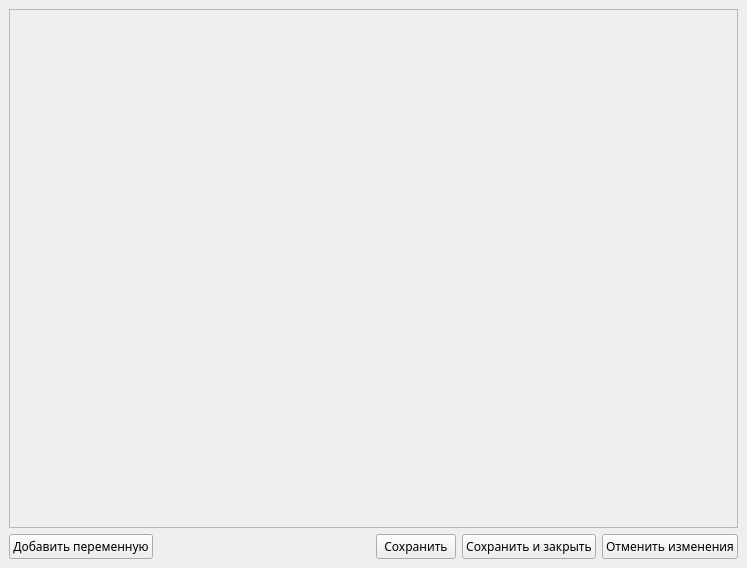
p4st1/AppForCommercialRequests, file ui/paramsGui.ui: the form before one commit.
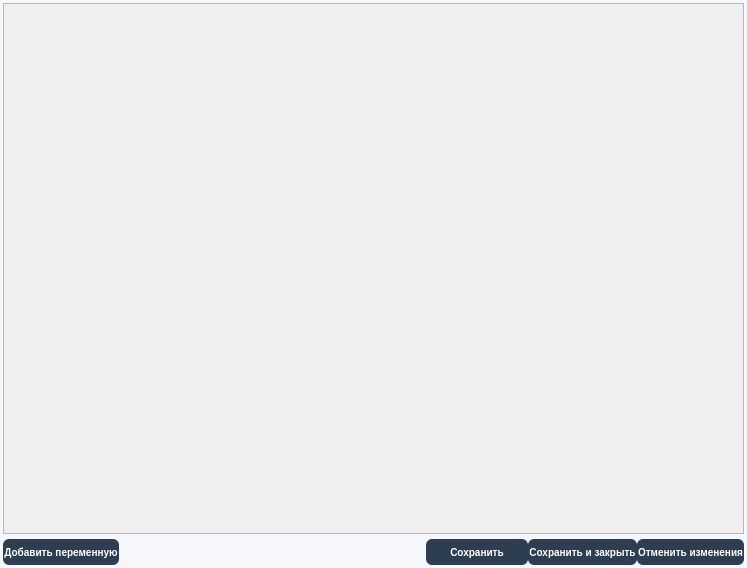
The form after the commit. Icons and pictures are not drawn.

```diff
--- a/ui/paramsGui.ui
+++ b/ui/paramsGui.ui
@@ -18,10 +18,519 @@
   <property name="windowTitle">
    <string>Переменные</string>
   </property>
+  <property name="styleSheet">
+   <string notr="true">QMainWindow {
+    background-color: #f5f7fa;
+}
+
+/* ===== ЦЕНТРАЛЬНЫЙ ВИДЖЕТ ===== */
+QWidget#centralWidget {
+    background-color: #f5f7fa;
+    padding: 15px;
+}
+
+QPushButton {
+    background-color: #2c3e50;
+    color: white;
+    border: none;
+    padding: 1px 1px;
+    border-radius: 6px;
+    font-weight: 600;
+    font-size: 10px;
+    min-height: 24px;
+    min-width: 100px;
+}
+
+QPushButton:hover {
+    background-color: #34495e;
+    border: 1px solid #2c3e50;
+}
+
+QPushButton:pressed {
+    background-color: #1a252f;
+}</string>
+  </property>
   <widget class="QWidget" name="centralwidget">
    <layout class="QVBoxLayout" name="verticalLayout">
+    <property name="spacing">
+     <number>0</number>
+    </property>
+    <property name="leftMargin">
+     <number>3</number>
+    </property>
+    <property name="topMargin">
+     <number>3</number>
+    </property>
+    <property name="rightMargin">
+     <number>3</number>
+    </property>
+    <property name="bottomMargin">
+     <number>3</number>
+    </property>
     <item>
      <widget class="QScrollArea" name="scrollArea">
+      <property name="styleSheet">
+       <string notr="true">QMainWindow {
+    background-color: #f5f7fa;
+}
+
+/* ===== ЦЕНТРАЛЬНЫЙ ВИДЖЕТ ===== */
+QWidget#centralWidget {
+    background-color: #f5f7fa;
+    padding: 15px;
+}
+
+/* ===== ТАБЛИЦА (Основной виджет) ===== */
+QTableWidget {
+    background-color: #ffffff;
+    gridline-color: #dee2e6;
+    border: 1px solid #dee2e6;
+    border-radius: 10px;
+    font-family: 'Inter';
+    font-size: 12px;
+    selection-background-color: #e3f2fd;
+    selection-color: #1565c0;
+    alternate-background-color: #f8f9fa;
+    padding: 2px;
+}
+
+/* Заголовки столбцов таблицы */
+QHeaderView::section {
+    background-color: #2c3e50;
+    color: white;
+    padding: 12px 15px;
+    border: none;
+    font-weight: 600;
+    font-size: 13px;
+    border-right: 1px solid #34495e;
+    border-bottom: 2px solid #1a252f;
+    text-align: left;
+}
+
+QHeaderView::section:first {
+    border-top-left-radius: 9px;
+    padding-left: 20px;
+}
+
+QHeaderView::section:last {
+    border-top-right-radius: 9px;
+    border-right: none;
+}
+
+/* Ячейки таблицы */
+QTableWidget::item {
+    padding: 10px 15px;
+    border-bottom: 1px solid #f1f3f5;
+}
+
+/* Чередование строк таблицы */
+QTableWidget::item:nth-child(even) {
+    background-color: #f8f9fa;
+}
+
+QTableWidget::item:nth-child(odd) {
+    background-color: #ffffff;
+}
+
+/* Выделенная строка */
+QTableWidget::item:selected {
+    background-color: #e3f2fd;
+    color: #1565c0;
+    font-weight: 500;
+    border-left: 3px solid #2196f3;
+}
+
+
+
+/* Кнопки действий */
+QPushButton#addButton {
+    background-color: #27ae60;
+}
+
+QPushButton#addButton:hover {
+    background-color: #2ecc71;
+}
+
+QPushButton#deleteButton {
+    background-color: #e74c3c;
+}
+
+QPushButton#deleteButton:hover {
+    background-color: #c0392b;
+}
+
+QPushButton#editButton {
+    background-color: #3498db;
+}
+
+QPushButton#editButton:hover {
+    background-color: #2980b9;
+}
+
+QPushButton#exportButton {
+    background-color: #9b59b6;
+}
+
+QPushButton#exportButton:hover {
+    background-color: #8e44ad;
+}
+
+/* ===== ПАНЕЛЬ ИНСТРУМЕНТОВ ===== */
+QToolBar {
+    background-color: #2c3e50;
+    border: none;
+    padding: 5px;
+    spacing: 10px;
+    border-bottom: 2px solid #1a252f;
+}
+
+QToolBar QToolButton {
+    background-color: transparent;
+    color: white;
+    padding: 8px;
+    border-radius: 4px;
+}
+
+QToolBar QToolButton:hover {
+    background-color: rgba(255, 255, 255, 0.1);
+}
+
+QToolBar QToolButton:pressed {
+    background-color: rgba(255, 255, 255, 0.2);
+}
+
+/* ===== СТАТУС БАР ===== */
+QStatusBar {
+    background-color: #2c3e50;
+    color: white;
+    font-size: 11px;
+    padding: 8px 15px;
+    border-top: 1px solid #34495e;
+}
+
+QStatusBar QLabel {
+    color: white;
+    padding: 0 10px;
+}
+
+/* ===== МЕНЮ БАР ===== */
+QMenuBar {
+    background-color: #2c3e50;
+    color: white;
+    border-bottom: 2px solid #1a252f;
+}
+
+QMenuBar::item {
+    background-color: transparent;
+    padding: 8px 15px;
+    border-radius: 4px;
+}
+
+QMenuBar::item:selected {
+    background-color: rgba(255, 255, 255, 0.1);
+}
+
+QMenuBar::item:pressed {
+    background-color: rgba(255, 255, 255, 0.2);
+}
+
+QMenu {
+    background-color: #2c3e50;
+    color: white;
+    border: 1px solid #34495e;
+    border-radius: 6px;
+    padding: 5px;
+}
+
+QMenu::item {
+    padding: 8px 30px 8px 20px;
+    border-radius: 4px;
+}
+
+QMenu::item:selected {
+    background-color: rgba(255, 255, 255, 0.1);
+}
+
+QMenu::separator {
+    height: 1px;
+    background-color: #34495e;
+    margin: 5px 10px;
+}
+
+/* ===== ПАНЕЛЬ ИНСТРУМЕНТОВ СЛЕВА/СПРАВА ===== */
+QDockWidget {
+    background-color: #ffffff;
+    border: 1px solid #dee2e6;
+    border-radius: 8px;
+    font-size: 12px;
+    titlebar-close-icon: url(close.png);
+    titlebar-normal-icon: url(float.png);
+}
+
+QDockWidget::title {
+    background-color: #2c3e50;
+    color: white;
+    padding: 10px;
+    border-top-left-radius: 7px;
+    border-top-right-radius: 7px;
+    text-align: center;
+    font-weight: 600;
+}
+
+/* ===== ГРУППОВЫЕ БОКСЫ ===== */
+QGroupBox {
+    background-color: white;
+    border: 1px solid #dee2e6;
+    border-radius: 8px;
+    margin-top: 10px;
+    padding-top: 15px;
+    font-weight: 600;
+    font-size: 13px;
+    color: #2c3e50;
+}
+
+QGroupBox::title {
+    subcontrol-origin: margin;
+    left: 15px;
+    padding: 0 10px;
+    background-color: #2c3e50;
+    color: white;
+    border-radius: 4px;
+}
+
+/* ===== МЕТКИ ===== */
+QLabel {
+    color: #2c3e50;
+    font-size: 12px;
+    padding: 2px;
+}
+
+QLabel#titleLabel {
+    font-size: 16px;
+    font-weight: 700;
+    color: #2c3e50;
+}
+
+QLabel#totalLabel {
+    font-size: 14px;
+    font-weight: 600;
+    color: #2c3e50;
+    padding: 10px;
+    background-color: #e8f5e9;
+    border-radius: 6px;
+    border: 1px solid #c8e6c9;
+}
+
+/* ===== ПОЛЯ ВВОДА ===== */
+QLineEdit, QComboBox, QDateEdit, QSpinBox, QDoubleSpinBox {
+    background-color: white;
+    border: 1px solid #dee2e6;
+    border-radius: 6px;
+    padding: 8px 12px;
+    font-size: 12px;
+    color: #2c3e50;
+    min-height: 35px;
+    selection-background-color: #e3f2fd;
+}
+
+QLineEdit:focus, QComboBox:focus, QDateEdit:focus {
+    border: 1px solid #3498db;
+    background-color: #f8fdff;
+}
+
+QComboBox::drop-down {
+    border: none;
+    background-color: #2c3e50;
+    border-radius: 0 5px 5px 0;
+    width: 25px;
+}
+
+QComboBox::down-arrow {
+    image: url(down_arrow.png);
+    width: 12px;
+    height: 12px;
+}
+
+/* ===== ПОЛОСЫ ПРОКРУТКИ ===== */
+QScrollBar:vertical {
+    border: none;
+    background: #f8f9fa;
+    width: 12px;
+    border-radius: 6px;
+}
+
+QScrollBar::handle:vertical {
+    background: #b0bec5;
+    border-radius: 6px;
+    min-height: 30px;
+}
+
+QScrollBar::handle:vertical:hover {
+    background: #78909c;
+}
+
+QScrollBar::add-line:vertical, QScrollBar::sub-line:vertical {
+    height: 0px;
+}
+
+QScrollBar:horizontal {
+    border: none;
+    background: #f8f9fa;
+    height: 12px;
+    border-radius: 6px;
+}
+
+QScrollBar::handle:horizontal {
+    background: #b0bec5;
+    border-radius: 6px;
+    min-width: 30px;
+}
+
+QScrollBar::handle:horizontal:hover {
+    background: #78909c;
+}
+
+/* ===== СПИСОК (QListWidget) ===== */
+QListWidget {
+    background-color: white;
+    border: 1px solid #dee2e6;
+    border-radius: 8px;
+    font-size: 12px;
+    padding: 5px;
+}
+
+QListWidget::item {
+    padding: 8px 12px;
+    border-bottom: 1px solid #f1f3f5;
+    border-radius: 4px;
+}
+
+QListWidget::item:selected {
+    background-color: #e3f2fd;
+    color: #1565c0;
+    font-weight: 500;
+}
+
+/* ===== ДЕРЕВО (QTreeWidget) ===== */
+QTreeWidget {
+    background-color: white;
+    border: 1px solid #dee2e6;
+    border-radius: 8px;
+    font-size: 12px;
+}
+
+QTreeWidget::item {
+    padding: 8px;
+    border-bottom: 1px solid #f1f3f5;
+}
+
+QTreeWidget::item:selected {
+    background-color: #e3f2fd;
+    color: #1565c0;
+}
+
+/* ===== ВКЛАДКИ (QTabWidget) ===== */
+QTabWidget::pane {
+    border: 1px solid #dee2e6;
+    border-radius: 8px;
+    background-color: white;
+    margin-top: 5px;
+}
+
+QTabBar::tab {
+    background-color: #f8f9fa;
+    color: #2c3e50;
+    padding: 10px 20px;
+    margin-right: 2px;
+    border-top-left-radius: 6px;
+    border-top-right-radius: 6px;
+    font-weight: 600;
+}
+
+QTabBar::tab:selected {
+    background-color: #2c3e50;
+    color: white;
+}
+
+QTabBar::tab:hover:!selected {
+    background-color: #e9ecef;
+}
+
+/* ===== ПАНЕЛЬ ФИЛЬТРОВ ===== */
+QWidget#filterPanel {
+    background-color: white;
+    border: 1px solid #dee2e6;
+    border-radius: 8px;
+    padding: 15px;
+}
+
+/* ===== СТАТУСНЫЕ ИКОНКИ ===== */
+QLabel[status=&quot;success&quot;] {
+    color: #27ae60;
+    font-weight: 600;
+}
+
+QLabel[status=&quot;warning&quot;] {
+    color: #f39c12;
+    font-weight: 600;
+}
+
+QLabel[status=&quot;error&quot;] {
+    color: #e74c3c;
+    font-weight: 600;
+}
+
+/* ===== ФИНАНСОВЫЕ СТИЛИ (для таблицы) ===== */
+QTableWidget::item[positive=&quot;true&quot;] {
+    color: #27ae60;
+    background-color: rgba(39, 174, 96, 0.1);
+    font-weight: 600;
+}
+
+QTableWidget::item[negative=&quot;true&quot;] {
+    color: #e74c3c;
+    background-color: rgba(231, 76, 60, 0.1);
+    font-weight: 600;
+}
+
+QTableWidget::item[zero=&quot;true&quot;] {
+    color: #7f8c8d;
+    font-style: italic;
+}
+
+/* ===== ИКОНКИ ===== */
+QToolButton[iconOnly=&quot;true&quot;] {
+    border: none;
+    background-color: transparent;
+    padding: 5px;
+    border-radius: 4px;
+}
+
+QToolButton[iconOnly=&quot;true&quot;]:hover {
+    background-color: rgba(44, 62, 80, 0.1);
+}
+
+/* ===== РАЗДЕЛИТЕЛИ ===== */
+QFrame#line {
+    background-color: #dee2e6;
+    border: none;
+    min-height: 1px;
+    max-height: 1px;
+}
+
+/* ===== ДИАЛОГОВЫЕ ОКНА ===== */
+QDialog {
+    background-color: #f5f7fa;
+}
+
+QDialog QLabel {
+    color: #2c3e50;
+}
+
+QDialog QPushButton {
+    min-width: 80px;
+}</string>
+      </property>
       <property name="widgetResizable">
        <bool>true</bool>
       </property>
@@ -30,11 +539,32 @@
         <rect>
          <x>0</x>
          <y>0</y>
-         <width>727</width>
-         <height>516</height>
+         <width>739</width>
+         <height>528</height>
         </rect>
        </property>
+       <property name="sizePolicy">
+        <sizepolicy hsizetype="Preferred" vsizetype="Expanding">
+         <horstretch>0</horstretch>
+         <verstretch>0</verstretch>
+        </sizepolicy>
+       </property>
        <layout class="QVBoxLayout" name="verticalLayout_2">
+        <property name="spacing">
+         <number>0</number>
+        </property>
+        <property name="leftMargin">
+         <number>0</number>
+        </property>
+        <property name="topMargin">
+         <number>0</number>
+        </property>
+        <property name="rightMargin">
+         <number>0</number>
+        </property>
+        <property name="bottomMargin">
+         <number>0</number>
+        </property>
         <item>
          <layout class="QHBoxLayout" name="parametersItems">
           <item>
@@ -60,9 +590,6 @@
         </item>
         <item>
          <spacer name="verticalSpacer">
-          <property name="orientation">
-           <enum>Qt::Orientation::Vertical</enum>
-          </property>
           <property name="sizeHint" stdset="0">
            <size>
             <width>20</width>
@@ -78,10 +605,13 @@
     <item>
      <layout class="QHBoxLayout" name="horizontalLayout">
       <property name="topMargin">
-       <number>0</number>
+       <number>5</number>
       </property>
       <item>
        <widget class="QPushButton" name="addNewButton">
+        <property name="styleSheet">
+         <string notr="true"/>
+        </property>
         <property name="text">
          <string>Добавить переменную</string>
         </property>
@@ -105,6 +635,9 @@
         <property name="enabled">
          <bool>true</bool>
         </property>
+        <property name="styleSheet">
+         <string notr="true"/>
+        </property>
         <property name="text">
          <string>Сохранить</string>
         </property>
```
Left out of the diff: 4 changed lines with no effect on the pictures.
